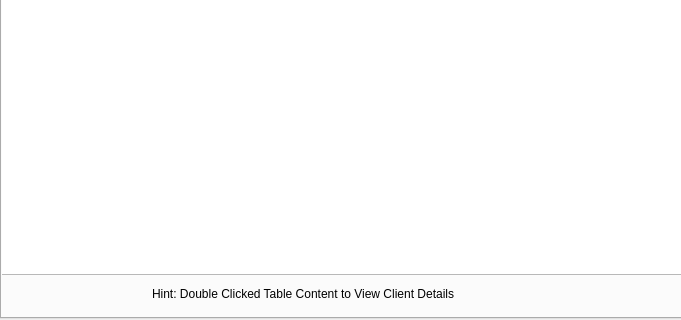
Old version of the form StaffInterface/staffwindow.ui in the repository CRM2017/cuACS; both pictures show x 0 to 681 and y 312 to 632 of the 792 by 632 pixel window.
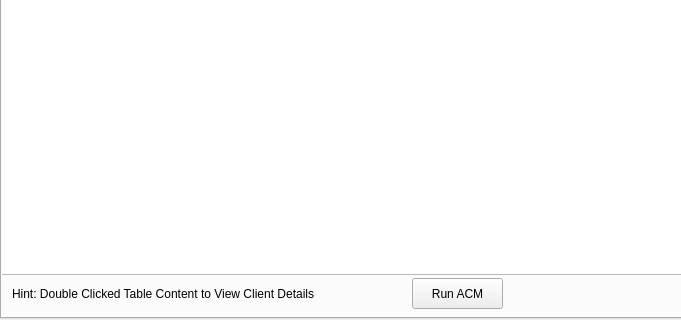
New version of the form. The open tabs and pages were chosen to show the change.

The edit to the form file:
```diff
--- a/StaffInterface/staffwindow.ui
+++ b/StaffInterface/staffwindow.ui
@@ -180,7 +180,7 @@
        <widget class="QLabel" name="label_2">
         <property name="geometry">
          <rect>
-          <x>150</x>
+          <x>10</x>
           <y>560</y>
           <width>381</width>
           <height>20</height>
@@ -190,6 +190,19 @@
          <string>Hint: Double Clicked Table Content to View Client Details</string>
         </property>
        </widget>
+       <widget class="QPushButton" name="runACMButton">
+        <property name="geometry">
+         <rect>
+          <x>410</x>
+          <y>554</y>
+          <width>91</width>
+          <height>31</height>
+         </rect>
+        </property>
+        <property name="text">
+         <string>Run ACM</string>
+        </property>
+       </widget>
       </widget>
      </widget>
     </item>
```
Left out of the diff: 34 changed lines with no effect on the pictures.
